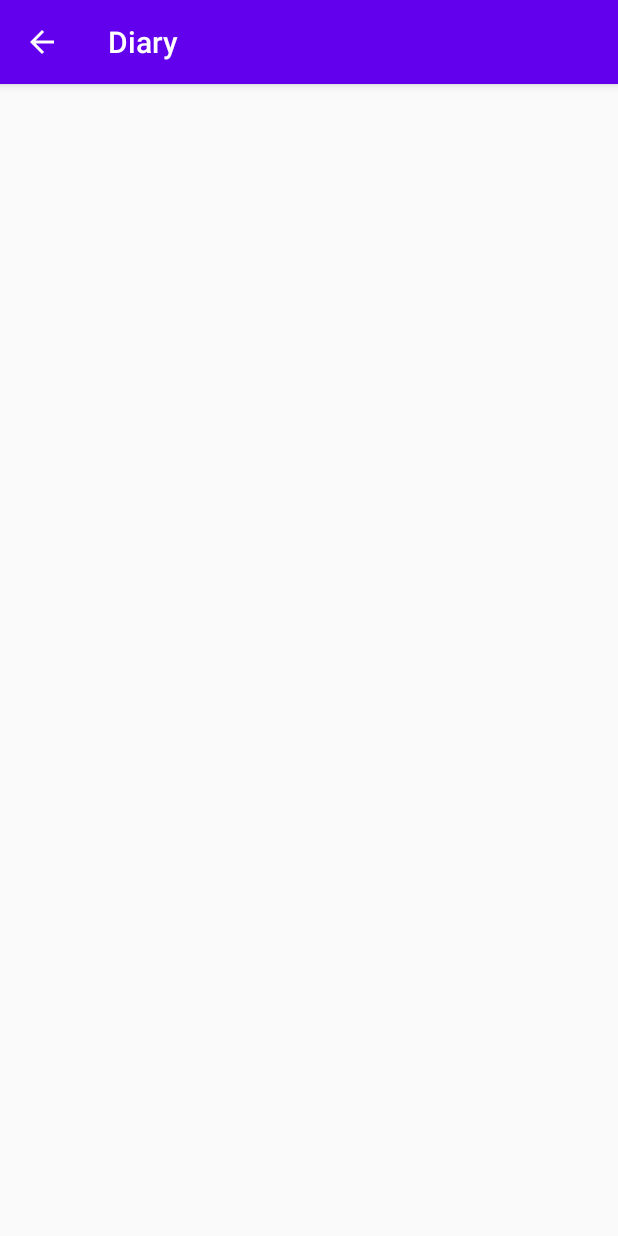
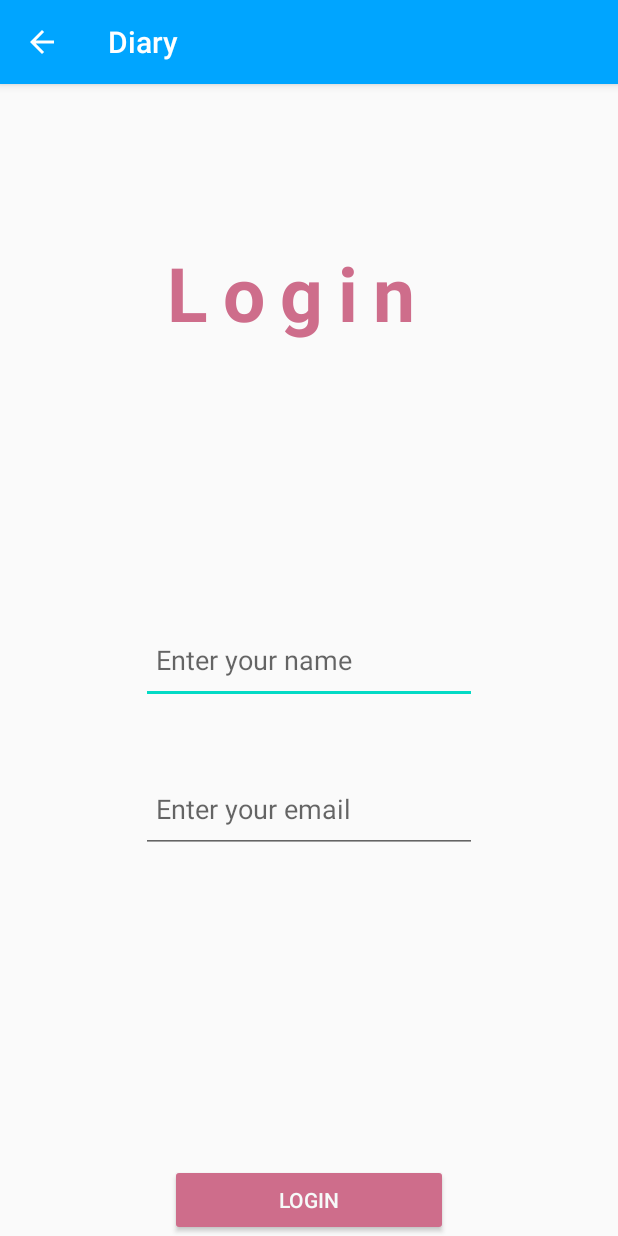
Before and after one commit to MemoTonui/Diary, an Android app: the Login screen opened directly, with no data from a screen before it, on a phone screen of 412 x 824 dp. Run offline under Robolectric (Android 15) with nearby library versions, the phone set to English and light mode, and no system bars; our stand-ins replace ButterKnife; Roboto replaces fonts that are not available here.

Commit message:
Add  changes

```diff
--- a/app/src/main/java/com/moringa/diary/Login.java
+++ b/app/src/main/java/com/moringa/diary/Login.java
@@ -1,8 +1,35 @@
 package com.moringa.diary;
+
+import android.content.Intent;
+import android.os.Bundle;
+import android.view.View;
+import android.widget.TextView;
 
 import androidx.appcompat.app.AppCompatActivity;
 
-public class Login extends AppCompatActivity {
+import butterknife.BindView;
+import butterknife.ButterKnife;
+
+public class Login extends AppCompatActivity implements View.OnClickListener {
 
 
+
+
+
+    @Override
+    protected void onCreate(Bundle savedInstanceState) {
+        super.onCreate(savedInstanceState);
+        setContentView(R.layout.login);
+
+
+
+        Intent intent = getIntent();
+        String name = intent.getStringExtra("name");
+
+    }
+
+    @Override
+    public void onClick(View view) {
+
+    }
 }
--- a/app/src/main/res/layout/login.xml
+++ b/app/src/main/res/layout/login.xml
@@ -1,5 +1,52 @@
 <?xml version="1.0" encoding="utf-8"?>
 <RelativeLayout xmlns:android="http://schemas.android.com/apk/res/android"
-    android:layout_width="match_parent" android:layout_height="match_parent">
+    android:layout_width="match_parent"
+    android:layout_height="match_parent">
 
+
+    <TextView
+        android:id="@+id/login"
+        android:layout_width="189dp"
+        android:layout_height="100dp"
+        android:layout_alignParentTop="true"
+        android:layout_centerHorizontal="true"
+        android:layout_marginTop="105dp"
+        android:letterSpacing="0.2"
+        android:text="Login"
+        android:textColor="#CE6D8B"
+        android:textSize="50dp"
+        android:textStyle="bold" />
+
+    <EditText
+        android:id="@+id/name2"
+        android:layout_width="224dp"
+        android:layout_height="59dp"
+        android:layout_centerHorizontal="true"
+        android:layout_centerVertical="true"
+        android:layout_marginBottom="10dp"
+        android:hint="Enter your name"
+        android:padding="10dp" />
+
+    <EditText
+        android:id="@+id/email2"
+        android:layout_width="224dp"
+        android:layout_height="59dp"
+        android:layout_below="@+id/name2"
+        android:layout_centerInParent="true"
+        android:layout_marginTop="30dp"
+        android:layout_marginBottom="10dp"
+        android:hint="Enter your email"
+        android:letterSpacing="0"
+        android:padding="10dp" />
+
+
+    <Button
+        android:id="@+id/loginbutton"
+        android:layout_width="185dp"
+        android:layout_height="wrap_content"
+        android:layout_alignParentBottom="true"
+        android:layout_centerHorizontal="true"
+        android:backgroundTint="#CE6D8B"
+        android:text="Login"
+        android:textColor="#F6FAF9" />
 </RelativeLayout>
--- a/app/src/main/res/values/colors.xml
+++ b/app/src/main/res/values/colors.xml
@@ -1,6 +1,6 @@
 <?xml version="1.0" encoding="utf-8"?>
 <resources>
-    <color name="colorPrimary">#6200EE</color>
+    <color name="colorPrimary">#00A5FF</color>
     <color name="colorPrimaryDark">#3700B3</color>
     <color name="colorAccent">#03DAC5</color>
 </resources>
--- a/app/src/main/res/values/styles.xml
+++ b/app/src/main/res/values/styles.xml
@@ -3,7 +3,7 @@
     <style name="AppTheme" parent="Theme.AppCompat.Light.DarkActionBar">
         <!-- Customize your theme here. -->
         <item name="colorPrimary">@color/colorPrimary</item>
-        <item name="colorPrimaryDark">@color/colorPrimaryDark</item>
+        <item name="colorPrimaryDark">@color/colorAccent</item>
         <item name="colorAccent">@color/colorAccent</item>
     </style>
     <style name="NoActionBarTheme" parent="Theme.AppCompat.Light.NoActionBar"></style>
```
Also changed, not shown: app/src/main/AndroidManifest.xml (+9 -1 lines), app/src/main/java/com/moringa/diary/SignUp.java (+8 -1 lines), app/src/main/res/layout/sign_up.xml (+5 -20 lines).
